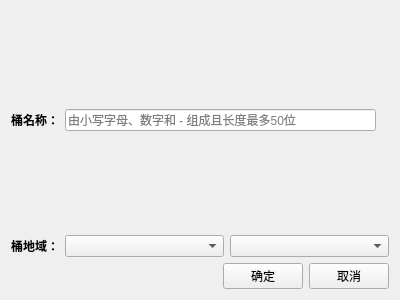
The window that qosbrowser/src/fend/uimain/createbucketdialog.ui (worldfunction4/QOS) describes before a commit, drawn with Qt 5.
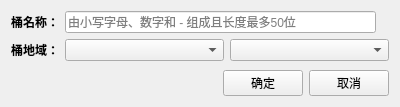
The same window after the commit. Custom widgets are drawn as their Qt base class.

Patch:
```diff
--- a/qosbrowser/src/fend/uimain/createbucketdialog.ui
+++ b/qosbrowser/src/fend/uimain/createbucketdialog.ui
@@ -7,12 +7,14 @@
     <x>0</x>
     <y>0</y>
     <width>400</width>
-    <height>300</height>
+    <height>107</height>
    </rect>
   </property>
   <property name="windowTitle">
    <string>Form</string>
   </property>
+  <layout class="QVBoxLayout" name="verticalLayout">
+   <item>
   <layout class="QGridLayout" name="gridLayout">
    <item row="0" column="0">
     <widget class="QLabel" name="labelName">
@@ -59,7 +61,22 @@
      </item>
     </layout>
    </item>
-   <item row="2" column="0" colspan="2">
+    </layout>
+   </item>
+   <item>
+    <spacer name="verticalSpacer">
+     <property name="orientation">
+      <enum>Qt::Orientation::Vertical</enum>
+     </property>
+     <property name="sizeHint" stdset="0">
+      <size>
+       <width>20</width>
+       <height>40</height>
+      </size>
+     </property>
+    </spacer>
+   </item>
+   <item>
     <layout class="QHBoxLayout" name="horizontalLayout">
      <item>
       <spacer name="horizontalSpacer">
```
Lines whose indentation alone changed are shown as unchanged.
